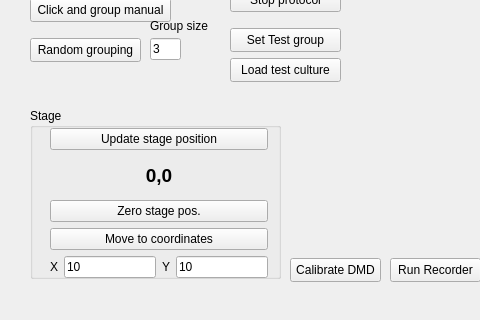
Qt form MainGUI/form.ui (Katzyon/QT_QUI) before a commit; both pictures show x 0 to 480 and y 351 to 671 of the 1300 by 671 pixel window.
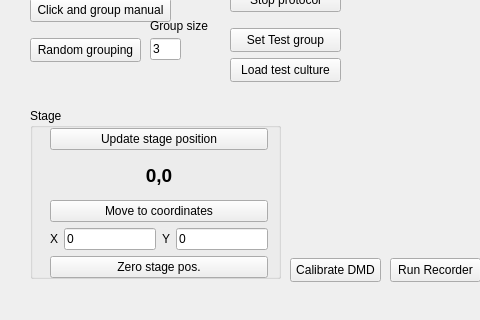
The same form after that commit. Custom widgets are drawn as their Qt base class.

Patch:
```diff
--- a/MainGUI/form.ui
+++ b/MainGUI/form.ui
@@ -495,16 +495,6 @@
         </property>
        </widget>
       </item>
-      <item>
-       <widget class="QPushButton" name="zero_stage">
-        <property name="whatsThis">
-         <string>&lt;html&gt;&lt;head/&gt;&lt;body&gt;&lt;p&gt;Manually grouping detected cells by mouse click&lt;/p&gt;&lt;/body&gt;&lt;/html&gt;</string>
-        </property>
-        <property name="text">
-         <string>Zero stage pos.</string>
-        </property>
-       </widget>
-      </item>
       <item>
        <widget class="QPushButton" name="move_stage">
         <property name="toolTip">
@@ -530,7 +520,7 @@
         <item>
          <widget class="QLineEdit" name="xpos">
           <property name="text">
-           <string>10</string>
+           <string>0</string>
           </property>
          </widget>
         </item>
@@ -544,12 +534,28 @@
         <item>
          <widget class="QLineEdit" name="ypos">
           <property name="text">
-           <string>10</string>
+           <string>0</string>
           </property>
          </widget>
         </item>
        </layout>
       </item>
+      <item>
+       <widget class="QPushButton" name="zero_stage">
+        <property name="whatsThis">
+         <string>&lt;html&gt;&lt;head/&gt;&lt;body&gt;&lt;p&gt;Manually grouping detected cells by mouse click&lt;/p&gt;&lt;/body&gt;&lt;/html&gt;</string>
+        </property>
+        <property name="text">
+         <string>Zero stage pos.</string>
+        </property>
+        <property name="iconSize">
+         <size>
+          <width>16</width>
+          <height>16</height>
+         </size>
+        </property>
+       </widget>
+      </item>
      </layout>
     </widget>
    </widget>
```
